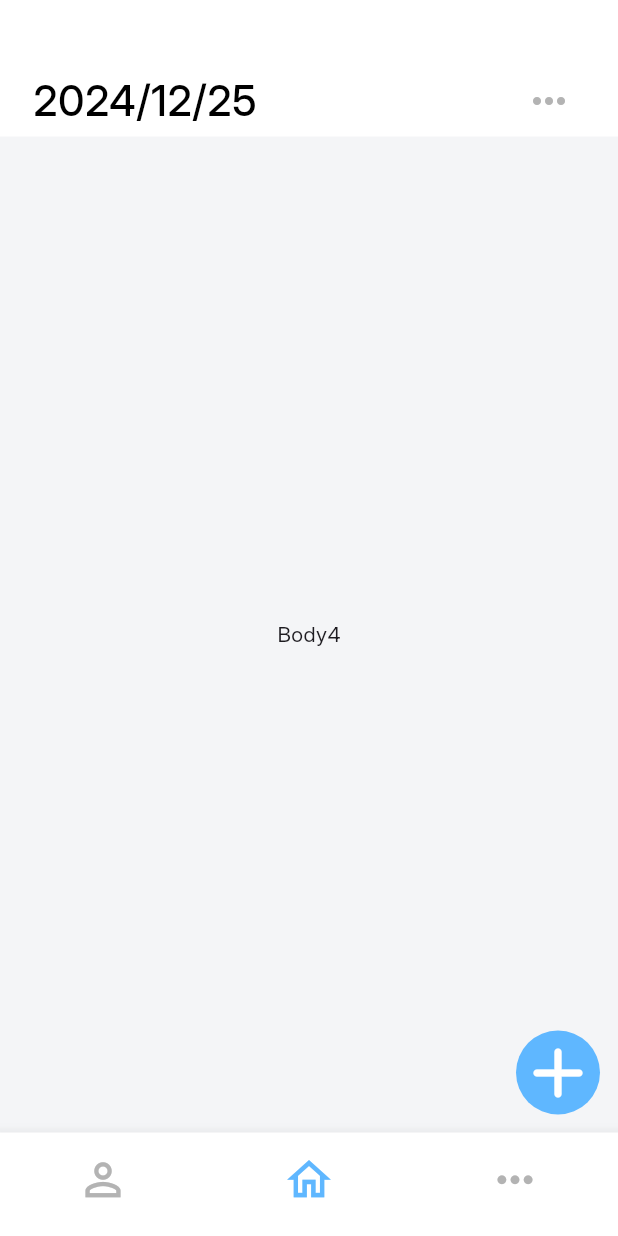
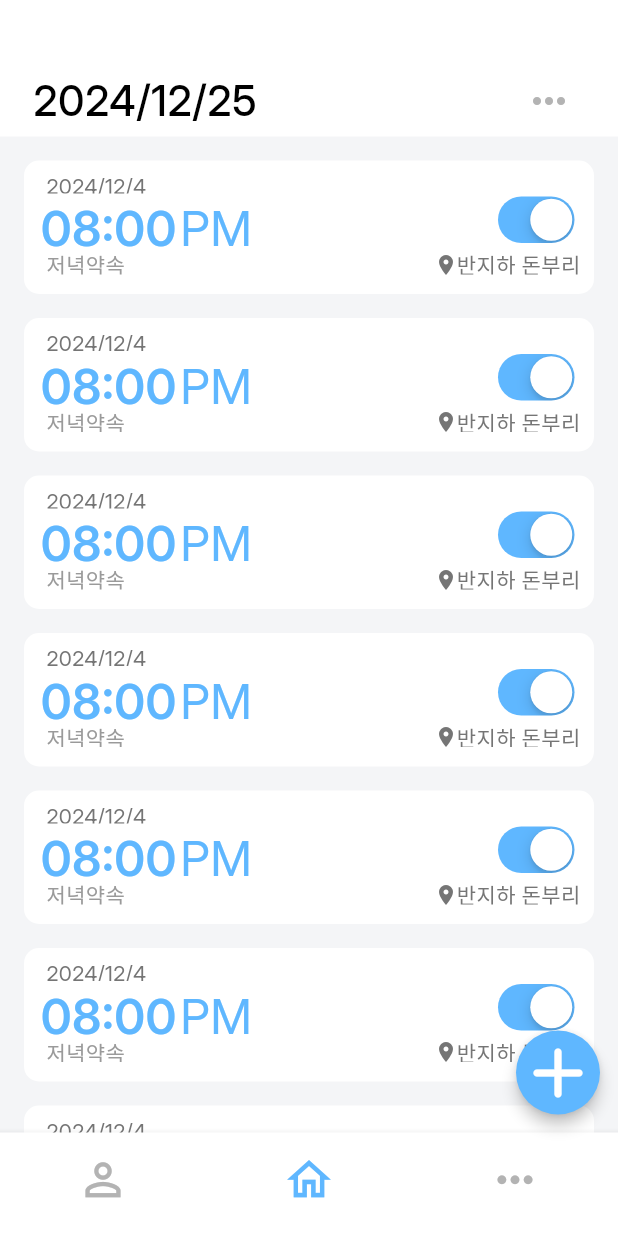
Before and after one commit to SiGO-reminder/SiGO-frontend, a Flutter app: the screen it shows after launch, on a phone screen of 412 x 824 dp. Run offline on Flutter 3.47's test engine with Material 3 defaults, Android fonts, the phone set to English and light mode, and no system bars.

Commit message:
Feat. 홈스크린 기능 추가가, 알람박스,토글 추가

```diff
--- a/lib/main.dart
+++ b/lib/main.dart
@@ -1,5 +1,6 @@
 import 'package:flutter/material.dart';
 import 'package:projects/screen/Homescreen.dart'; // 분리한 홈 화면 import
+import 'package:flutter/cupertino.dart';
 
 void main() {
   runApp(const MyApp());
@@ -11,9 +12,9 @@ class MyApp extends StatefulWidget {
   @override
   State<MyApp> createState() => _MyAppState();
 
-  // 다른 화면에서도 호출할 수 있도록 static method로 예시
+  // 다른 화면에서도 호출할 수 있도록
   static void addSomething() {
-    print('Adding!!!');
+    print('Adding!!!'); //HomeScreen '+'버튼 함수
   }
 }
 
@@ -25,7 +26,7 @@ class _MyAppState extends State<MyApp> {
         scaffoldBackgroundColor: const Color(0xffF4F5F7),
         fontFamily: 'Inter',
       ),
-      home: const HomeScreen(), // 홈 화면을 따로 분리
+      home: const HomeScreen(), //홈화면면면
     );
   }
 }
--- a/lib/screen/Homescreen.dart
+++ b/lib/screen/Homescreen.dart
@@ -1,10 +1,17 @@
 import 'package:flutter/material.dart';
-import 'package:projects/widgets/button.dart';
-import 'package:projects/main.dart'; // addSomething() 호출용
+import 'package:projects/widgets/plus_button.dart';
+import 'package:projects/widgets/AlarmBox.dart';
+import 'package:projects/main.dart';
+import 'package:flutter/cupertino.dart';
 
-class HomeScreen extends StatelessWidget {
+class HomeScreen extends StatefulWidget {
   const HomeScreen({super.key});
 
+  @override
+  State<HomeScreen> createState() => _HomeScreenState();
+}
+
+class _HomeScreenState extends State<HomeScreen> {
   @override
   Widget build(BuildContext context) {
     return Scaffold(
@@ -38,8 +45,25 @@ class HomeScreen extends StatelessWidget {
           ),
         ),
       ),
-      body: const Center(
-        child: Text('Body4'),
+      body: const SafeArea(
+        child: SingleChildScrollView(
+          child: Column(
+            children: [
+              AlarmBox(),
+              AlarmBox(),
+              AlarmBox(),
+              AlarmBox(),
+              AlarmBox(),
+              AlarmBox(),
+              AlarmBox(),
+              AlarmBox(),
+              AlarmBox(),
+              AlarmBox(),
+              AlarmBox(),
+              AlarmBox(),
+            ],
+          ),
+        ),
       ),
       floatingActionButton: const Button(
         addPressed: MyApp.addSomething,
@@ -47,6 +71,7 @@ class HomeScreen extends StatelessWidget {
       bottomNavigationBar: SizedBox(
         height: 69,
         child: BottomNavigationBar(
+          elevation: 4,
           backgroundColor: Colors.white,
           showSelectedLabels: false,
           showUnselectedLabels: false,
--- /dev/null
+++ b/lib/widgets/AlarmBox.dart
@@ -0,0 +1,184 @@
+import 'package:flutter/material.dart';
+import 'package:flutter/cupertino.dart';
+
+class AlarmBox extends StatefulWidget {
+  const AlarmBox({super.key});
+
+  @override
+  State<AlarmBox> createState() => _AlarmBoxState();
+}
+
+class _AlarmBoxState extends State<AlarmBox> {
+  bool isChecked = true; // 알람이 켜져있는지 꺼져있는지 확인인
+
+  void _handleTap() {
+    // 버튼이 눌렸을 때의 동작
+    print('AlarmBox tapped!');
+  }
+
+  @override
+  Widget build(BuildContext context) {
+    return Align(
+      alignment: Alignment.topCenter,
+      child: Container(
+        margin: const EdgeInsets.fromLTRB(
+            16, 16, 16, 0), // 스택으로 쌓았을때를 생각해서 bottom 마진 0
+        width: double.infinity,
+        height: 89,
+        decoration: BoxDecoration(
+          color: Colors.white,
+          borderRadius: BorderRadius.circular(10),
+        ),
+        child: Material(
+          color: (isChecked)
+              ? const Color(0x00ffffff)
+              : const Color(0xffDEDEDE), // 배경색을 투명하게 설정
+          borderRadius: BorderRadius.circular(10),
+          child: InkWell(
+            onTap: _handleTap, // 터치 이벤트 처리
+            borderRadius: BorderRadius.circular(10), // InkWell의 모서리를 둥글게
+            child: Padding(
+              padding: const EdgeInsets.fromLTRB(11, 7, 9, 8), // 피그마 기준 패딩
+              child: Column(
+                children: [
+                  // 한 알림 상자에 container가 5개(왼3개, 우 2개) 색상변경으로 영역 확인 가능
+                  Row(
+                    children: [
+                      Column(
+                        crossAxisAlignment:
+                            CrossAxisAlignment.start, // 텍스트 왼쪽 정렬
+                        children: [
+                          const SizedBox(
+                            // color: Colors.white,
+                            width: 143,
+                            height: 15,
+                            child: Text(
+                              " 2024/12/4",
+                              style: TextStyle(
+                                fontSize: 14,
+                                fontWeight: FontWeight.w400,
+                                color: Color(0xff757575),
+                              ),
+                            ),
+                          ),
+                          Row(
+                            children: [
+                              SizedBox(
+                                // color: Colors.white,
+                                width: 93,
+                                height: 37,
+                                child: Text(
+                                  "08:00",
+                                  style: TextStyle(
+                                    fontSize: 32,
+                                    fontWeight: FontWeight.w600,
+                                    color: (isChecked)
+                                        ? const Color(0xff5FB7FF)
+                                        : const Color(0xff000000),
+                                  ),
+                                ),
+                              ),
+                              SizedBox(
+                                // color: Colors.white,
+                                width: 50,
+                                height: 37,
+                                child: Text(
+                                  "PM",
+                                  style: TextStyle(
+                                    fontSize: 32,
+                                    fontWeight: FontWeight.w400,
+                                    color: (isChecked)
+                                        ? const Color(0xff5FB7FF)
+                                        : const Color(0xff000000),
+                                  ),
+                                ),
+                              ),
+                            ],
+                          ),
+                        ],
+                      ),
+                      Expanded(
+                        child: SizedBox(
+                          // color: Colors.white,
+                          height: 52,
+                          child: Stack(
+                            children: [
+                              Positioned(
+                                bottom: 0,
+                                right: 0,
+                                child: CupertinoSwitch(
+                                  value: isChecked,
+                                  activeColor: const Color(0xff5FB7FF),
+                                  trackColor: const Color(0xff757575),
+                                  onChanged: (bool? value) {
+                                    setState(() {
+                                      isChecked = value ?? false;
+                                    });
+                                  },
+                                ),
+                              ),
+                            ],
+                          ),
+                        ),
+                      ),
+                    ],
+                  ),
+                  Row(
+                    children: [
+                      SizedBox(
+                        // color: Colors.white,
+                        width: 143,
+                        height: 17,
+                        child: Text(
+                          " 저녁약속",
+                          style: TextStyle(
+                            fontSize: 14,
+                            fontWeight: FontWeight.w400,
+                            color: (isChecked)
+                                ? const Color(0xff9A9A9A)
+                                : const Color(0xff757575),
+                          ),
+                        ),
+                      ),
+                      Expanded(
+                        child: SizedBox(
+                          // color: Colors.white,
+                          height: 17,
+                          child: Row(
+                            mainAxisAlignment: MainAxisAlignment.end,
+                            children: [
+                              Container(
+                                child: Transform.translate(
+                                  offset: const Offset(1, 2),
+                                  child: const Icon(
+                                    Icons.place,
+                                    color: Color(0xff757575),
+                                    size: 16,
+                                  ),
+                                ),
+                              ),
+                              Container(
+                                child: const Text(
+                                  "반지하 돈부리",
+                                  style: TextStyle(
+                                    fontSize: 14,
+                                    fontWeight: FontWeight.w400,
+                                    color: Color(0xff757575),
+                                  ),
+                                ),
+                              ),
+                            ],
+                          ),
+                        ),
+                      ),
+                    ],
+                  )
+                ],
+              ),
+            ),
+          ),
+        ),
+      ),
+    );
+  }
+}
--- a/lib/widgets/button.dart
+++ b/lib/widgets/plus_button.dart
@@ -14,7 +14,7 @@ class Button extends StatelessWidget {
       onPressed: addPressed,
       backgroundColor: const Color(0xff5FB7FF),
       shape: const CircleBorder(),
-      elevation: 0,
+      elevation: 4,
       child: const Icon(
         Icons.add_rounded,
         size: 56,
--- /dev/null
+++ b/lib/widgets/toggle.dart
@@ -0,0 +1,37 @@
+import 'package:flutter/cupertino.dart';
+import 'package:flutter/material.dart';
+
+class SwitchWidget extends StatefulWidget {
+  const SwitchWidget({super.key});
+
+  @override
+  State<SwitchWidget> createState() => _SwitchWidgetState();
+}
+
+class _SwitchWidgetState extends State<SwitchWidget> {
+  bool isChecked = false;
+
+  @override
+  Widget build(BuildContext context) {
+    return Scaffold(
+      body: Center(
+        child: Row(
+          mainAxisAlignment: MainAxisAlignment.center,
+          children: [
+            CupertinoSwitch(
+              value: isChecked,
+              activeColor: const Color(0xff5FB7FF),
+              onChanged: (value) {
+                setState(
+                  () {
+                    isChecked = value;
+                  },
+                );
+              },
+            ),
+          ],
+        ),
+      ),
+    );
+  }
+}
```
